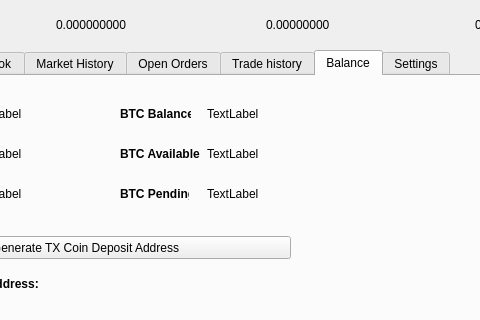
Qt form src/qt/forms/tradingdialog.ui (transferdev/Transfercoin) before a commit; both pictures show x 162 to 642 and y 0 to 320 of the 849 by 480 pixel window.
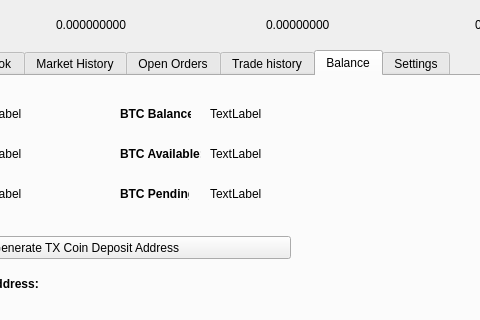
The same form after that commit. The open tabs and pages were chosen to show the change.

Diff of the .ui file:
```diff
--- a/src/qt/forms/tradingdialog.ui
+++ b/src/qt/forms/tradingdialog.ui
@@ -2495,7 +2495,7 @@
     <widget class="QLabel" name="BitcoinBalanceLabel">
      <property name="geometry">
       <rect>
-       <x>357</x>
+       <x>360</x>
        <y>30</y>
        <width>150</width>
        <height>16</height>
@@ -2648,13 +2648,13 @@
       </font>
      </property>
      <property name="text">
-      <string>BTC Available</string>
+      <string>BTC Available:</string>
      </property>
     </widget>
     <widget class="QLabel" name="BitcoinAvailableLabel">
      <property name="geometry">
       <rect>
-       <x>357</x>
+       <x>360</x>
        <y>70</y>
        <width>150</width>
        <height>16</height>
@@ -2689,7 +2689,7 @@
     <widget class="QLabel" name="BitcoinPendingLabel">
      <property name="geometry">
       <rect>
-       <x>357</x>
+       <x>360</x>
        <y>110</y>
        <width>150</width>
        <height>16</height>
```
Left out of the diff: 4 changed lines with no effect on the pictures.
